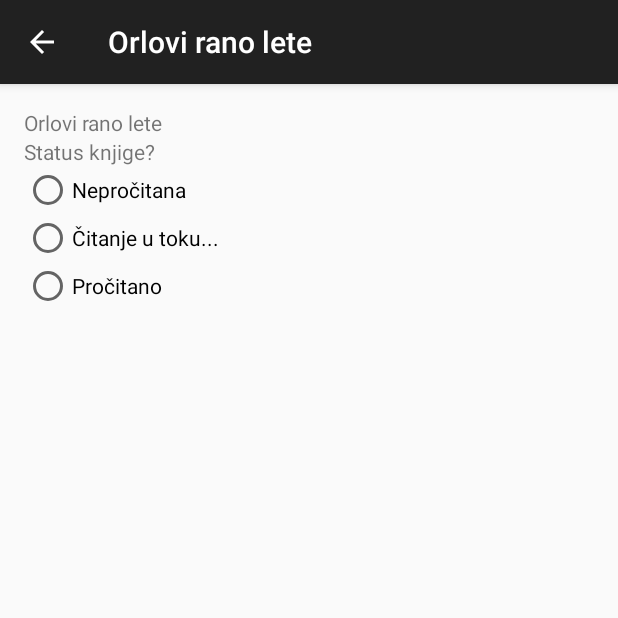
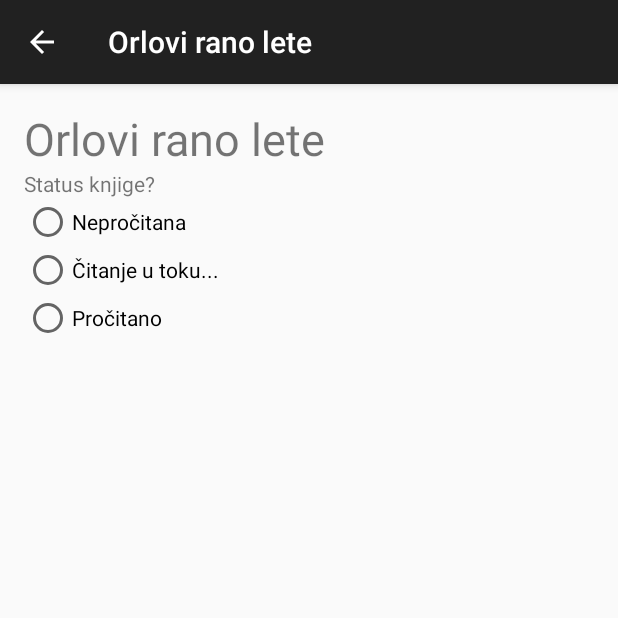
Before and after one commit to SumejjaPorca/PKKSBookDiary, an Android app: the screen it shows after launch (BookDisplayActivity), after a tap on "Orlovi rano lete", on a phone screen of 412 x 824 dp, the top half of it. Run offline under Robolectric (Android 15) with nearby library versions, the phone set to English and light mode, and no system bars.

```diff
--- a/MyApplication/app/src/main/res/layout/activity_book_display.xml
+++ b/MyApplication/app/src/main/res/layout/activity_book_display.xml
@@ -13,6 +13,7 @@
 
 
     <TextView android:text="@string/hello_world" android:layout_width="wrap_content"
+        style="@style/MediumText"
         android:layout_height="wrap_content" android:id="@+id/book_display_title"/>
     <TextView android:text="@string/status" android:layout_width="wrap_content"
         android:layout_height="wrap_content" android:id="@+id/book_status_label"/>
--- a/MyApplication/app/src/main/res/values/styles.xml
+++ b/MyApplication/app/src/main/res/values/styles.xml
@@ -4,5 +4,8 @@
     <style name="AppTheme" parent="Theme.AppCompat.Light.DarkActionBar">
         <!-- Customize your theme here. -->
     </style>
+    <style name="MediumText">
+        <item name="android:textSize">30sp</item>
+    </style>
 
 </resources>
```
